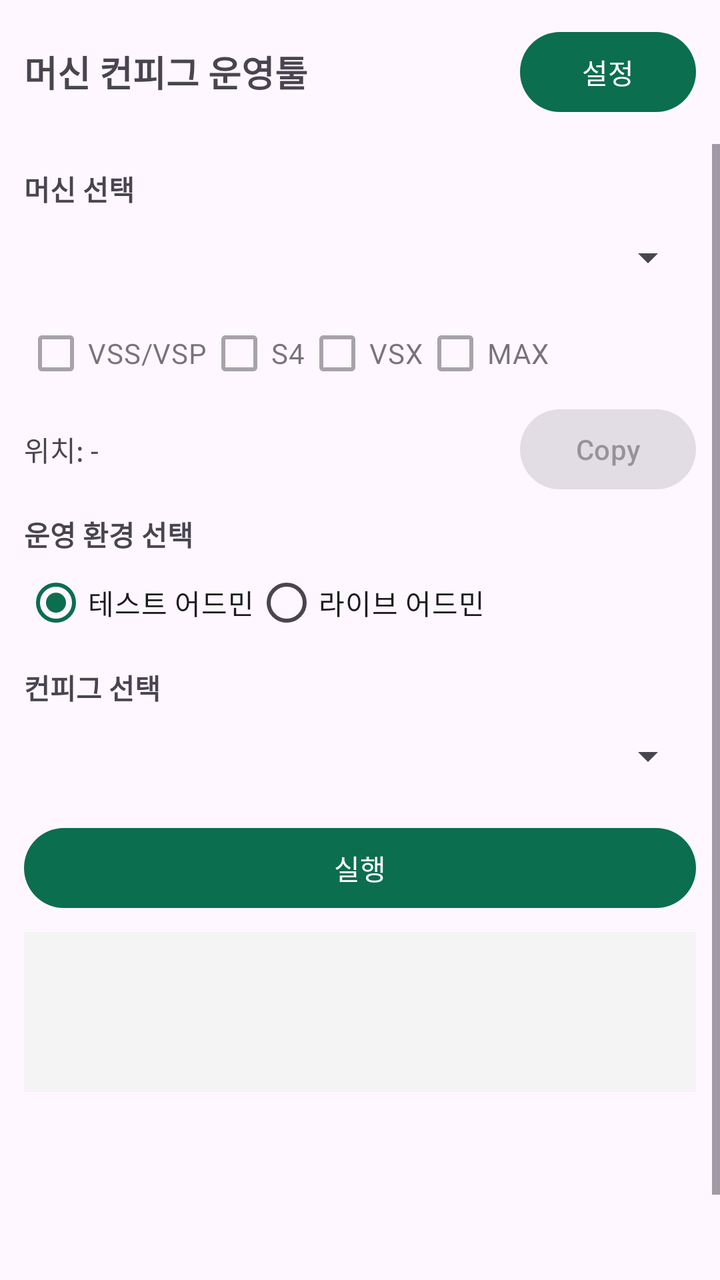
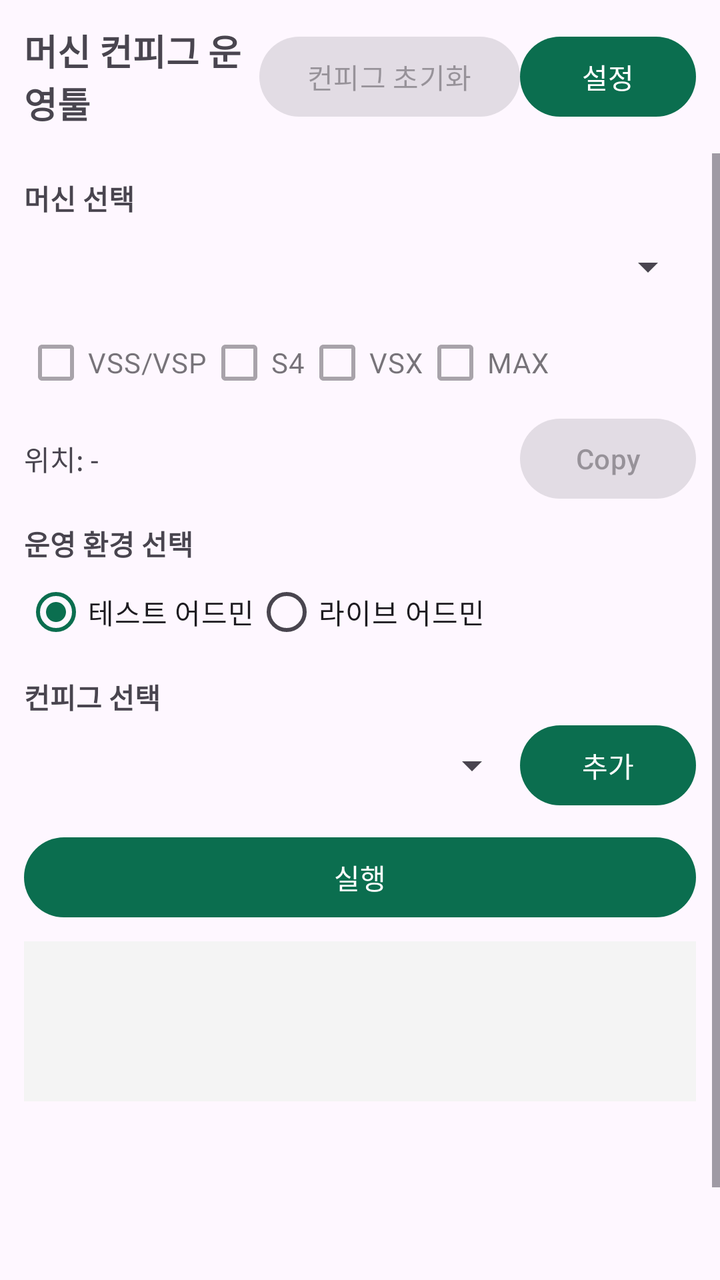

Before-and-after screenshots of an Android layout around one commit, followed by the original layout XML and the change that was made.
<!-- AndroidManifest.xml: application theme Theme.ServerConfig -->
<!-- res/layout/activity_main.xml -->
<?xml version="1.0" encoding="utf-8"?>
<LinearLayout xmlns:android="http://schemas.android.com/apk/res/android"
    android:layout_width="match_parent"
    android:layout_height="match_parent"
    android:orientation="vertical">

    <LinearLayout
        android:layout_width="match_parent"
        android:layout_height="wrap_content"
        android:gravity="center_vertical"
        android:padding="12dp">

        <TextView
            android:layout_width="0dp"
            android:layout_height="wrap_content"
            android:layout_weight="1"
            android:text="@string/app_name"
            android:textSize="18sp"
            android:textStyle="bold" />

        <Button
            android:id="@+id/settingsButton"
            android:layout_width="wrap_content"
            android:layout_height="wrap_content"
            android:text="설정" />
    </LinearLayout>

    <ScrollView
        android:layout_width="match_parent"
        android:layout_height="0dp"
        android:layout_weight="1">

        <LinearLayout
            android:layout_width="match_parent"
            android:layout_height="wrap_content"
            android:orientation="vertical"
            android:padding="12dp">

            <TextView
                android:layout_width="wrap_content"
                android:layout_height="wrap_content"
                android:text="머신 선택"
                android:textStyle="bold" />

            <Spinner
                android:id="@+id/machineSpinner"
                android:layout_width="match_parent"
                android:layout_height="48dp" />

            <LinearLayout
                android:layout_width="match_parent"
                android:layout_height="wrap_content"
                android:orientation="horizontal">

                <CheckBox android:id="@+id/typeVss" android:layout_width="wrap_content" android:layout_height="wrap_content" android:enabled="false" android:text="VSS/VSP" />
                <CheckBox android:id="@+id/typeS4" android:layout_width="wrap_content" android:layout_height="wrap_content" android:enabled="false" android:text="S4" />
                <CheckBox android:id="@+id/typeVsx" android:layout_width="wrap_content" android:layout_height="wrap_content" android:enabled="false" android:text="VSX" />
                <CheckBox android:id="@+id/typeMax" android:layout_width="wrap_content" android:layout_height="wrap_content" android:enabled="false" android:text="MAX" />
            </LinearLayout>

            <LinearLayout
                android:layout_width="match_parent"
                android:layout_height="wrap_content"
                android:gravity="center_vertical"
                android:orientation="horizontal">

                <TextView
                    android:id="@+id/machineInfo"
                    android:layout_width="0dp"
                    android:layout_height="wrap_content"
                    android:layout_weight="1"
                    android:text="위치: -"
                    android:textIsSelectable="true" />

                <Button
                    android:id="@+id/copyMacButton"
                    android:layout_width="wrap_content"
                    android:layout_height="wrap_content"
                    android:enabled="false"
                    android:text="Copy" />
            </LinearLayout>

            <TextView
                android:layout_width="wrap_content"
                android:layout_height="wrap_content"
                android:layout_marginTop="8dp"
                android:text="운영 환경 선택"
                android:textStyle="bold" />

            <RadioGroup
                android:id="@+id/envGroup"
                android:layout_width="match_parent"
                android:layout_height="wrap_content"
                android:orientation="horizontal">

                <RadioButton
                    android:id="@+id/envTest"
                    android:layout_width="wrap_content"
                    android:layout_height="wrap_content"
                    android:checked="true"
                    android:text="테스트 어드민" />

                <RadioButton
                    android:id="@+id/envLive"
                    android:layout_width="wrap_content"
                    android:layout_height="wrap_content"
                    android:text="라이브 어드민" />
            </RadioGroup>

            <TextView
                android:layout_width="wrap_content"
                android:layout_height="wrap_content"
                android:layout_marginTop="8dp"
                android:text="컨피그 선택"
                android:textStyle="bold" />

            <Spinner
                android:id="@+id/configSpinner"
                android:layout_width="match_parent"
                android:layout_height="48dp" />

            <Button
                android:id="@+id/runButton"
                android:layout_width="match_parent"
                android:layout_height="48dp"
                android:layout_marginTop="8dp"
                android:text="실행" />

            <TextView
                android:id="@+id/preview"
                android:layout_width="match_parent"
                android:layout_height="wrap_content"
                android:layout_marginTop="8dp"
                android:background="#F4F4F4"
                android:minHeight="80dp"
                android:padding="8dp"
                android:textIsSelectable="true" />

            <TextView
                android:id="@+id/logView"
                android:layout_width="match_parent"
                android:layout_height="wrap_content"
                android:layout_marginTop="8dp"
                android:minHeight="120dp"
                android:padding="8dp"
                android:textIsSelectable="true" />
        </LinearLayout>
    </ScrollView>
</LinearLayout>
<!-- resources referenced by this layout -->
<resources>
  <string name="app_name">머신 컨피그 운영툴</string>
  <style name="Theme.ServerConfig" parent="Theme.Material3.Light.NoActionBar">
          <item name="colorPrimary">#0B6E4F</item>
          <item name="android:statusBarColor">#0B6E4F</item>
          <item name="android:windowLightStatusBar">false</item>
      </style>
</resources>

<!-- the commit's change to res/layout/activity_main.xml (unified diff, before → after) -->
@@ -17,6 +17,13 @@
             android:text="@string/app_name"
             android:textSize="18sp"
             android:textStyle="bold" />
+
+        <Button
+            android:id="@+id/resetButton"
+            android:layout_width="wrap_content"
+            android:layout_height="wrap_content"
+            android:enabled="false"
+            android:text="컨피그 초기화" />
 
         <Button
             android:id="@+id/settingsButton"
@@ -114,10 +121,24 @@
                 android:text="컨피그 선택"
                 android:textStyle="bold" />
 
-            <Spinner
-                android:id="@+id/configSpinner"
+            <LinearLayout
                 android:layout_width="match_parent"
-                android:layout_height="48dp" />
+                android:layout_height="wrap_content"
+                android:gravity="center_vertical"
+                android:orientation="horizontal">
+
+                <Spinner
+                    android:id="@+id/configSpinner"
+                    android:layout_width="0dp"
+                    android:layout_height="48dp"
+                    android:layout_weight="1" />
+
+                <Button
+                    android:id="@+id/addConfigButton"
+                    android:layout_width="wrap_content"
+                    android:layout_height="wrap_content"
+                    android:text="추가" />
+            </LinearLayout>
 
             <Button
                 android:id="@+id/runButton"
